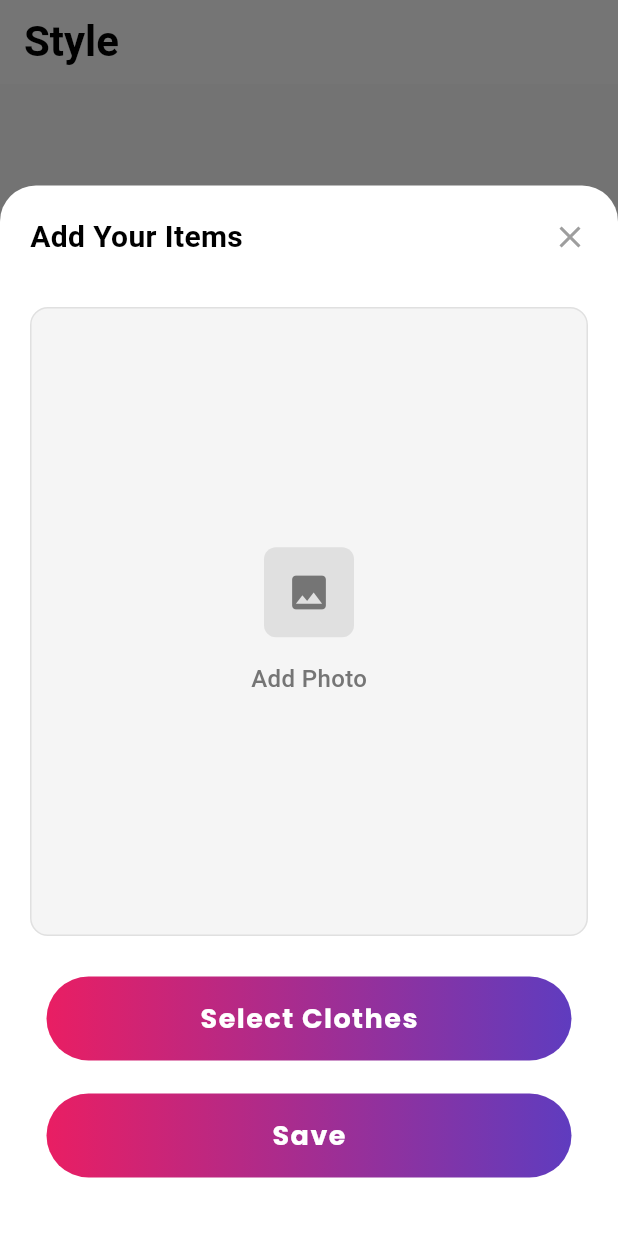
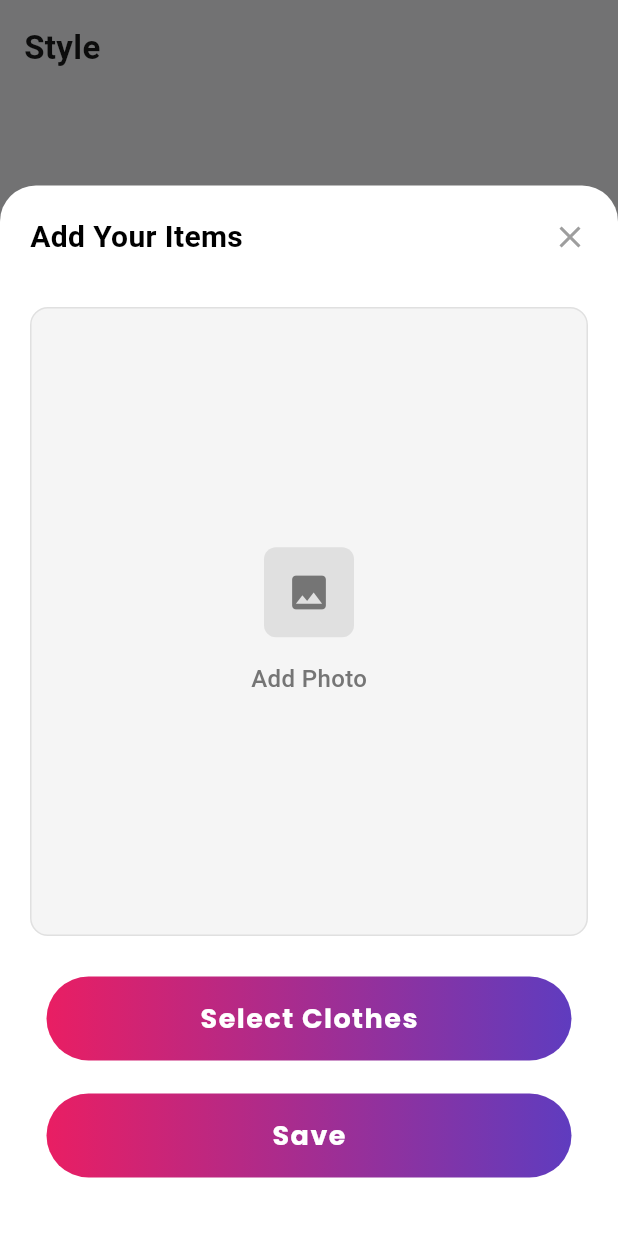
Before and after one commit to zuleyha04/Drobee, a Flutter app: the HomePage screen opened directly, item 2 of the bottom bar chosen, after a tap on the "add" icon, on a phone screen of 412 x 824 dp. Run offline on Flutter 3.47's test engine with Material 3 defaults, Android fonts, the light colour scheme and no system bars; our stand-ins replace another_flushbar, cloud_firestore, equatable, firebase_auth, firebase_core, flutter_bloc and 5 more; accounts and stored records are empty; network calls fail; Roboto replaces fonts that are missing (CircularStd).

Commit message:
chore : minor layout and design adjustments

```diff
--- a/lib/presentation/home/widgets/home_header.dart
+++ b/lib/presentation/home/widgets/home_header.dart
@@ -1,28 +1,20 @@
 import 'package:drobee/common/widget/pageTitle/page_title.dart';
 import 'package:flutter/material.dart';
-import 'package:flutter_bloc/flutter_bloc.dart';
-import 'package:drobee/presentation/home/cubit/home_cubit.dart';
-import 'package:drobee/presentation/home/cubit/home_state.dart';
 
 class HomeHeader extends StatelessWidget {
   const HomeHeader({super.key});
 
   @override
   Widget build(BuildContext context) {
-    return Padding(
-      padding: const EdgeInsets.symmetric(horizontal: 16, vertical: 12),
-      child: Row(
-        mainAxisAlignment: MainAxisAlignment.spaceBetween,
-        children: [
-          const Expanded(child: PageTitle('Closet')),
-          BlocBuilder<HomeCubit, HomeState>(
-            builder: (context, state) {
-              if (state.isLoading) {}
-              return const SizedBox.shrink();
-            },
-          ),
-        ],
-      ),
+    return Column(
+      children: const [
+        SizedBox(height: 16), // Üst boşluk
+        Padding(
+          padding: EdgeInsets.symmetric(horizontal: 16),
+          child: PageTitle('Closet'),
+        ),
+        SizedBox(height: 16), // Alt boşluk
+      ],
     );
   }
 }
--- a/lib/presentation/stylePage/pages/outfit_picker_bottom_sheet.dart
+++ b/lib/presentation/stylePage/pages/outfit_picker_bottom_sheet.dart
@@ -67,7 +67,23 @@ class _OutfitPickerBottomSheetState extends State<OutfitPickerBottomSheet> {
                     border: Border.all(color: Colors.grey[300]!, width: 1),
                   ),
                   child:
-                      selectedImages.isEmpty
+                      _isSaving
+                          ? Column(
+                            mainAxisAlignment: MainAxisAlignment.center,
+                            children: [
+                              const CircularProgressIndicator(),
+                              const SizedBox(height: 16),
+                              Text(
+                                'Saving your outfit...',
+                                style: TextStyle(
+                                  fontSize: 16,
+                                  color: Colors.grey[600],
+                                  fontWeight: FontWeight.w500,
+                                ),
+                              ),
+                            ],
+                          )
+                          : selectedImages.isEmpty
                           ? Column(
                             mainAxisAlignment: MainAxisAlignment.center,
                             children: [
@@ -198,15 +214,20 @@ class _OutfitPickerBottomSheetState extends State<OutfitPickerBottomSheet> {
 
               // 👕 Select Clothes Button
               CustomButton(
-                onTap: () async {
+                onTap:
+                    _isSaving
+                        ? () {}
+                        : () async {
                           final result = await Navigator.push(
                             context,
                             MaterialPageRoute(
-                      builder: (context) => const ClothesSelectionPage(),
+                              builder:
+                                  (context) => const ClothesSelectionPage(),
                             ),
                           );
 
-                  if (result != null && result is ClothesSelectionResult) {
+                          if (result != null &&
+                              result is ClothesSelectionResult) {
                             setState(() {
                               // Yeni seçilen fotoğrafları ekle
                               for (var imageData in result.selectedImages) {
--- a/lib/presentation/stylePage/pages/style_page.dart
+++ b/lib/presentation/stylePage/pages/style_page.dart
@@ -1,8 +1,8 @@
+import 'package:drobee/common/widget/pageTitle/page_title.dart';
 import 'package:drobee/data/services/firestore_database_service.dart';
 import 'package:drobee/presentation/stylePage/cubit/style_cubit.dart';
 import 'package:drobee/presentation/stylePage/cubit/style_state.dart';
 import 'package:drobee/presentation/stylePage/pages/outfit_picker_bottom_sheet.dart';
-import 'package:drobee/presentation/stylePage/widgets/style_app_bar.dart';
 import 'package:drobee/presentation/stylePage/widgets/style_empty_state.dart';
 import 'package:drobee/presentation/stylePage/widgets/style_error_state.dart';
 import 'package:flutter/material.dart';
@@ -36,26 +36,45 @@ class _StylePageContentState extends State<_StylePageContent> {
   @override
   Widget build(BuildContext context) {
     return Scaffold(
-      backgroundColor: Colors.grey[50],
-      appBar: const StyleAppBar(),
-      body: BlocBuilder<StyleCubit, StyleState>(
+      body: SafeArea(
+        child: Padding(
+          padding: const EdgeInsets.symmetric(
+            horizontal: 16,
+          ), // Daha dar padding
+          child: BlocBuilder<StyleCubit, StyleState>(
             builder: (context, state) {
+              return Column(
+                crossAxisAlignment: CrossAxisAlignment.start,
+                children: [
+                  const SizedBox(height: 16),
+                  const PageTitle('Style'),
+                  const SizedBox(
+                    height: 16,
+                  ), // Görsellerden ayırmak için yeterli
+                  Expanded(
+                    child: Builder(
+                      builder: (context) {
                         if (state is StyleLoading) {
-            return const Center(child: CircularProgressIndicator());
+                          return const Center(
+                            child: CircularProgressIndicator(),
+                          );
                         } else if (state is StyleError) {
                           return StyleErrorState(message: state.message);
                         } else {
-            // Outfitler varsa liste göster, yoksa empty state göster
                           return StreamBuilder<List<Map<String, dynamic>>>(
                             stream: FirestoreService.getUserOutfitsStream(),
                             builder: (context, snapshot) {
-                if (snapshot.connectionState == ConnectionState.waiting) {
-                  return const Center(child: CircularProgressIndicator());
+                              if (snapshot.connectionState ==
+                                  ConnectionState.waiting) {
+                                return const Center(
+                                  child: CircularProgressIndicator(),
+                                );
                               }
 
                               if (snapshot.hasError) {
                                 return StyleErrorState(
-                    message: 'Error loading outfits: ${snapshot.error}',
+                                  message:
+                                      'Error loading outfits: ${snapshot.error}',
                                 );
                               }
 
@@ -71,6 +90,13 @@ class _StylePageContentState extends State<_StylePageContent> {
                         }
                       },
                     ),
+                  ),
+                ],
+              );
+            },
+          ),
+        ),
+      ),
       floatingActionButton: FloatingActionButton(
         onPressed: () {
           showModalBottomSheet(
@@ -79,7 +105,6 @@ class _StylePageContentState extends State<_StylePageContent> {
             backgroundColor: Colors.transparent,
             builder: (context) => const OutfitPickerBottomSheet(),
           ).then((_) {
-            // Bottom sheet kapandığında sayfayı yenile
             setState(() {});
           });
         },
--- a/lib/presentation/stylePage/widgets/style_app_bar.dart
+++ /dev/null
@@ -1,24 +0,0 @@
-import 'package:flutter/material.dart';
-
-class StyleAppBar extends StatelessWidget implements PreferredSizeWidget {
-  const StyleAppBar({super.key});
-
-  @override
-  Widget build(BuildContext context) {
-    return AppBar(
-      backgroundColor: Colors.white,
-      elevation: 0,
-      title: const Text(
-        'Style',
-        style: TextStyle(
-          color: Colors.black,
-          fontSize: 28,
-          fontWeight: FontWeight.bold,
-        ),
-      ),
-    );
-  }
-
-  @override
-  Size get preferredSize => const Size.fromHeight(kToolbarHeight);
-}
--- /dev/null
+++ b/lib/presentation/stylePage/widgets/style_title.dart
@@ -0,0 +1,21 @@
+import 'package:drobee/common/widget/pageTitle/page_title.dart';
+import 'package:flutter/material.dart';
+
+class StyleTitle extends StatelessWidget {
+  final String title;
+
+  const StyleTitle({Key? key, this.title = 'Style'}) : super(key: key);
+
+  @override
+  Widget build(BuildContext context) {
+    return SafeArea(
+      child: Padding(
+        padding: const EdgeInsets.symmetric(horizontal: 16, vertical: 12),
+        child: Row(
+          mainAxisAlignment: MainAxisAlignment.spaceBetween,
+          children: [PageTitle('Style')],
+        ),
+      ),
+    );
+  }
+}
```
Lines whose indentation alone changed are shown as unchanged.
